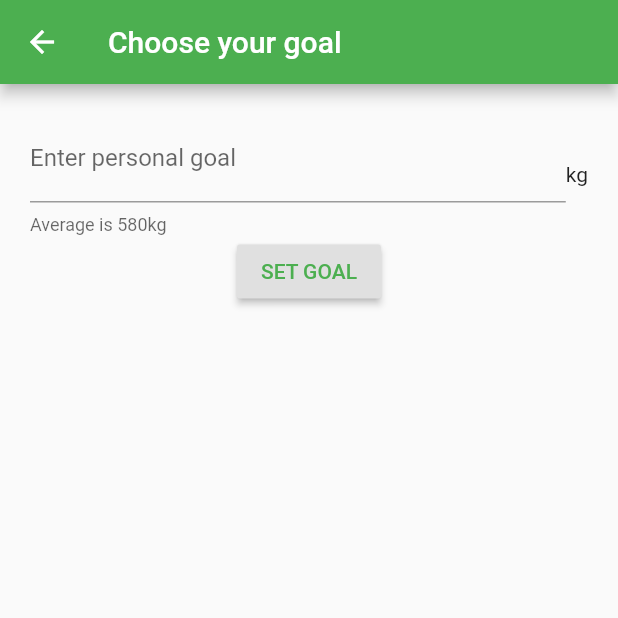
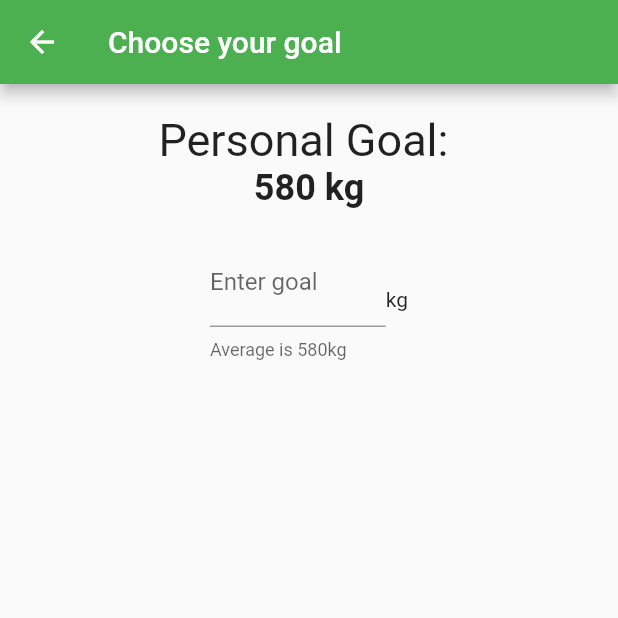
Before and after one commit to JacobAagaard/GoGreen, a Flutter app: the screen it shows after launch, after a tap on the "settings" icon, on a phone screen of 412 x 824 dp, the top half of it. Run offline on Flutter 3.47's test engine with Material 2 defaults, Android fonts, the phone set to English and light mode, and no system bars; our stand-ins replace charts_flutter, shared_preferences.

Commit message:
Add shared prefs, make gauge show values correctly

```diff
--- a/gogreen/lib/overview/emissionOverviewGauge.dart
+++ b/gogreen/lib/overview/emissionOverviewGauge.dart
@@ -3,63 +3,99 @@
 import 'package:charts_flutter/flutter.dart' as charts;
 import 'package:flutter/material.dart';
 import 'dart:math';
+import 'package:shared_preferences/shared_preferences.dart';
 
-import 'package:gogreen/emissionData/emissionDataService.dart';
-
-class EmissionOverviewGauge extends StatelessWidget {
+class EmissionOverviewGauge extends StatefulWidget {
+  EmissionOverviewGauge(this.seriesList, {this.animate, Key key})
+      : super(key: key);
   final List<charts.Series> seriesList;
   final bool animate;
 
-  EmissionOverviewGauge(this.seriesList, {this.animate});
-
   /// Creates a [PieChart] with sample data and no transition.
-  factory EmissionOverviewGauge.withSampleData() {
-    final personalGoal = new EmissionDataService().getPersonalGoal();
-    final monthlyEmission = 337.43;
+  factory EmissionOverviewGauge.withSampleData(
+      {double personalGoal, double monthlyEmission}) {
+    final _personalGoal = personalGoal ?? 580.0;
+    final _monthlyEmission = monthlyEmission ?? 0.0;
     return new EmissionOverviewGauge(
-      _createSampleData(personalGoal, monthlyEmission),
+      createSampleData(_personalGoal, _monthlyEmission),
       // Disable animations for image tests.
       animate: false,
     );
   }
 
-  @override
-  Widget build(BuildContext context) {
-    return new charts.PieChart(
-      seriesList,
-      animate: animate,
-      // Configure the width of the pie slices to 30px. The remaining space in
-      // the chart will be left as a hole in the center. Adjust the start
-      // angle and the arc length of the pie so it resembles a gauge.
-      defaultRenderer: new charts.ArcRendererConfig(
-        arcWidth: 30,
-        startAngle: 3 / 2 * pi,
-        arcRendererDecorators: [new charts.ArcLabelDecorator()],
-      ),
-    );
-  }
+  /// Create one series with sample hard coded data.
+  static List<charts.Series<GaugeSegment, String>> createSampleData(
+      personalGoal, monthlyEmission) {
+    var data = [
+      new GaugeSegment('Used', monthlyEmission),
+      new GaugeSegment('Rest', (personalGoal - monthlyEmission).abs()),
+    ];
 
-  /// Create one series with sample hard coded data.
-  static List<charts.Series<GaugeSegment, String>> _createSampleData(
-      personalGoal, monthlyEmission) {
-    final data = [
-      new GaugeSegment('Goal', personalGoal),
-      new GaugeSegment('Rest', personalGoal - monthlyEmission),
-    ];
+    bool extraUsage = monthlyEmission > personalGoal;
+    if (extraUsage) {
+      data = [new GaugeSegment('Overuse', monthlyEmission)];
+    }
 
     return [
       new charts.Series<GaugeSegment, String>(
         id: 'Segments',
         domainFn: (GaugeSegment segment, _) => segment.segment,
         measureFn: (GaugeSegment segment, _) => segment.size,
-        colorFn: (GaugeSegment segment, _) => segment.size >= 570.0
-            ? charts.MaterialPalette.green.shadeDefault
-            : charts.MaterialPalette.green.shadeDefault.lighter,
+        colorFn: (GaugeSegment segment, _) => extraUsage
+            ? charts.MaterialPalette.purple.shadeDefault
+            : segment.size == monthlyEmission
+                ? charts.MaterialPalette.green.shadeDefault
+                : charts.MaterialPalette.green.shadeDefault.lighter,
         labelAccessorFn: (GaugeSegment row, _) =>
-            '${row.segment}:\n${row.size}',
+            '${row.segment}:\n${row.size.toInt()} kg',
         data: data,
       ),
     ];
+  }
+
+  @override
+  EmissionOverviewGaugeState createState() =>
+      EmissionOverviewGaugeState(seriesList, createSampleData);
+}
+
+class EmissionOverviewGaugeState extends State<EmissionOverviewGauge> {
+  List<charts.Series> _seriesList;
+  var _createSampleData;
+  bool animate;
+  EmissionOverviewGaugeState(this._seriesList, this._createSampleData,
+      {this.animate});
+
+  Future<SharedPreferences> _prefs = SharedPreferences.getInstance();
+  Future<double> _personalGoal;
+
+  @override
+  void initState() {
+    super.initState();
+    _personalGoal = _prefs.then((SharedPreferences prefs) {
+      var storedPersonalGoal = (prefs.getDouble('personalGoal') ?? 0.0);
+      var storedMonthlyEmissions = (prefs.getDouble('monthlyEmissions') ?? 0.0);
+      _seriesList =
+          _createSampleData(storedPersonalGoal, storedMonthlyEmissions);
+      return storedPersonalGoal;
+    });
+  }
+
+  @override
+  Widget build(BuildContext context) {
+    return Container(
+      child: new charts.PieChart(
+        _seriesList,
+        animate: animate,
+        // Configure the width of the pie slices to 30px. The remaining space in
+        // the chart will be left as a hole in the center. Adjust the start
+        // angle and the arc length of the pie so it resembles a gauge.
+        defaultRenderer: new charts.ArcRendererConfig(
+          arcWidth: 30,
+          startAngle: 3 / 2 * pi,
+          arcRendererDecorators: [new charts.ArcLabelDecorator()],
+        ),
+      ),
+    );
   }
 }
 
--- a/gogreen/lib/overview/overviewWidget.dart
+++ b/gogreen/lib/overview/overviewWidget.dart
@@ -7,8 +7,40 @@ import 'package:gogreen/addReceipt/addReceiptWidget.dart';
 import 'package:gogreen/overview/emissionOverviewGauge.dart';
 import 'package:gogreen/settings/settingsWidget.dart';
 import 'package:intl/intl.dart';
+import 'package:shared_preferences/shared_preferences.dart';
 
-class OverviewWidget extends StatelessWidget {
+class OverviewWidget extends StatefulWidget {
+  @override
+  OverviewWidgetState createState() => OverviewWidgetState();
+}
+
+class OverviewWidgetState extends State<OverviewWidget> {
+  Future<SharedPreferences> _prefs = SharedPreferences.getInstance();
+  Future<double> _personalGoal;
+  Future<double> _monthlyEmission;
+
+  @override
+  void initState() {
+    super.initState();
+    _personalGoal = _prefs.then((SharedPreferences prefs) {
+      prefs.setDouble("personalGoal", 580.0).then((bool success) {
+        print(success);
+      });
+      double storedPersonalGoal = (prefs.getDouble('personalGoal') ?? 580.0);
+      return storedPersonalGoal;
+    });
+    _monthlyEmission = _prefs.then((SharedPreferences prefs) {
+      prefs.setDouble("monthlyEmission", 123.0).then((bool success) {
+        print(success);
+      });
+
+      double storedMonthlyEmission =
+          (prefs.getDouble('monthlyEmission') ?? 0.0);
+      print("emission $storedMonthlyEmission");
+      return storedMonthlyEmission;
+    });
+  }
+
   @override
   Widget build(BuildContext context) {
     MediaQueryData queryData;
@@ -23,21 +55,29 @@ class OverviewWidget extends StatelessWidget {
 
     return Scaffold(
       appBar: AppBar(
+        title: Text('Carbon Emission'),
         actions: <Widget>[
           IconButton(
             icon: Icon(Icons.settings),
             onPressed: () {
               // Go to Settings screen
               Navigator.push(
-                context,
-                MaterialPageRoute(
-                  builder: (context) => SettingsWidget(),
-                ),
-              );
+                  context,
+                  MaterialPageRoute(
+                    builder: (context) => SettingsWidget(),
+                  )).then((value) {
+                print("overview page got value: $value");
+                setState(() {
+                  _personalGoal = _prefs.then((SharedPreferences prefs) {
+                    double storedPersonalGoal =
+                        (prefs.getDouble('personalGoal') ?? 0.0);
+                    return storedPersonalGoal;
+                  });
+                });
+              });
             },
           )
         ],
-        title: Text('Carbon Emission'),
       ),
       body: Container(
         padding: EdgeInsets.all(padding),
@@ -59,7 +99,30 @@ class OverviewWidget extends StatelessWidget {
                 Container(
                   width: maxWidth,
                   height: maxHeight,
-                  child: EmissionOverviewGauge.withSampleData(),
+                  child: new FutureBuilder(
+                    future: Future.wait([_personalGoal, _monthlyEmission]).then(
+                      (response) =>
+                          new Merged(goal: response[0], emission: response[1]),
+                    ),
+                    builder:
+                        (BuildContext context, AsyncSnapshot<Merged> snapshot) {
+                      switch (snapshot.connectionState) {
+                        case ConnectionState.waiting:
+                          return const CircularProgressIndicator();
+                        default:
+                          if (snapshot.hasError) {
+                            return Text('Error: ${snapshot.error}');
+                          } else {
+                            return Center(
+                              child: EmissionOverviewGauge.withSampleData(
+                                personalGoal: snapshot.data.goal,
+                                monthlyEmission: snapshot.data.emission,
+                              ),
+                            );
+                          }
+                      }
+                    },
+                  ),
                 ),
               ],
             ),
@@ -94,3 +157,11 @@ class OverviewWidget extends StatelessWidget {
     );
   }
 }
+
+// Wrapper to extract both values in FutureBuilder
+class Merged {
+  final double goal;
+  final double emission;
+
+  Merged({this.goal, this.emission});
+}
--- a/gogreen/lib/settings/settingsWidget.dart
+++ b/gogreen/lib/settings/settingsWidget.dart
@@ -1,85 +1,116 @@
+// Copyright 2017 The Chromium Authors. All rights reserved.
+// Use of this source code is governed by a BSD-style license that can be
+// found in the LICENSE file.
+
+// ignore_for_file: public_member_api_docs
+
+import 'dart:async';
+
 import 'package:flutter/material.dart';
-import 'package:gogreen/emissionData/emissionDataService.dart';
+import 'package:shared_preferences/shared_preferences.dart';
 
 class SettingsWidget extends StatefulWidget {
-  const SettingsWidget({Key key}) : super(key: key);
+  SettingsWidget({Key key}) : super(key: key);
 
   @override
-  State<StatefulWidget> createState() => _SettingsWidgetState();
+  SettingWidgetState createState() => SettingWidgetState();
 }
 
-class _SettingsWidgetState extends State<SettingsWidget> {
-  static final edService = new EmissionDataService();
-  double _personalGoal = edService.getPersonalGoal();
+class SettingWidgetState extends State<SettingsWidget> {
+  Future<SharedPreferences> _prefs = SharedPreferences.getInstance();
+  Future<double> _personalGoal;
+  static String _personalGoalInput;
+  var _textController = TextEditingController(text: _personalGoalInput);
 
-  void setGoal(double value) {
+  Future<void> _setGoal() async {
+    final SharedPreferences prefs = await _prefs;
+    final personalGoal = double.parse(_personalGoalInput);
+
     setState(() {
-      _personalGoal = value;
+      _personalGoal =
+          prefs.setDouble("personalGoal", personalGoal).then((bool success) {
+        return personalGoal;
+      });
+    });
+  }
+
+  @override
+  void initState() {
+    super.initState();
+    _personalGoal = _prefs.then((SharedPreferences prefs) {
+      return (prefs.getDouble('personalGoal') ?? 0.0);
     });
   }
 
   @override
   Widget build(BuildContext context) {
-    TextEditingController _c;
-    String helperText = "Average is 580kg";
-    double amount = 0;
-
     return Scaffold(
       appBar: AppBar(
         title: Text("Choose your goal"),
       ),
-      body: Container(
+      body: Center(
+        child: Container(
           padding: EdgeInsets.all(20),
           child: Column(
             children: <Widget>[
-            Row(
+              FutureBuilder<double>(
+                future: _personalGoal,
+                builder:
+                    (BuildContext context, AsyncSnapshot<double> snapshot) {
+                  switch (snapshot.connectionState) {
+                    case ConnectionState.waiting:
+                      return const CircularProgressIndicator();
+                    default:
+                      if (snapshot.hasError) {
+                        return Text('Error: ${snapshot.error}');
+                      } else {
+                        return Column(
                           children: <Widget>[
-                new Expanded(
+                            Text(
+                              "Personal Goal: ",
+                              style: TextStyle(fontSize: 30),
+                            ),
+                            Text(
+                              "${(snapshot.data.toInt()).toString()} kg",
+                              style: TextStyle(
+                                  fontWeight: FontWeight.bold, fontSize: 24),
+                            ),
+                          ],
+                        );
+                      }
+                  }
+                },
+              ),
+              Container(
+                padding: EdgeInsets.only(top: 20, left: 120, right: 120),
+                child: Row(
+                  children: <Widget>[
+                    Expanded(
                       child: TextField(
-                    // autofocus: true,
-                    controller: _c,
+                        controller: _textController,
                         decoration: InputDecoration(
-                      labelText: "Enter personal goal",
-                      helperText: helperText,
+                          labelText: "Enter goal",
+                          helperText: "Average is 580kg",
                         ),
                         keyboardType: TextInputType.number,
                         onChanged: (value) {
-                      amount = double.parse(value);
+                          print('new value: $value');
                           setState(() {
-                        _personalGoal = amount;
+                            _personalGoalInput = (value);
                           });
+                        },
+                        onSubmitted: (value) {
+                          _setGoal();
+                          Navigator.pop(context, value);
                         },
                       ),
                     ),
                     Text("kg"),
                   ],
                 ),
-            Row(
-              mainAxisAlignment: MainAxisAlignment.center,
-              children: <Widget>[
-                Builder(
-                  builder: (rowContext) => Center(
-                    child: RaisedButton(
-                      onPressed: () {
-                        print("amount is $_personalGoal");
-                        if (_personalGoal > 0.0) {
-                          edService.setPersonalGoal(_personalGoal);
-                          Navigator.of(context).pop(_personalGoal);
-                        } else {
-                          Scaffold.of(rowContext).showSnackBar(
-                              SnackBar(content: Text("Amount invalid")));
-                        }
-                      },
-                      child: Text(
-                        "SET GOAL",
-                        style: TextStyle(color: Colors.green),
               ),
+            ],
           ),
-                  ),
-                )
-              ],
-            )
-          ],
         ),
       ),
     );
--- a/gogreen/pubspec.yaml
+++ b/gogreen/pubspec.yaml
@@ -25,6 +25,8 @@ dependencies:
   cupertino_icons: ^0.1.2
   charts_flutter: ^0.9.0
   intl: ^0.16.1
+
+  shared_preferences: ^0.5.6+3
 
 dev_dependencies:
   flutter_test:
```
Also changed, not shown: gogreen/lib/addReceipt/addReceiptWidget.dart (+21 -53 lines), gogreen/lib/overview/emissionOverviewDonut.dart (deleted, +0 -76 lines), gogreen/lib/receipt/Receipt.dart (added, +9 -0 lines), gogreen/pubspec.lock. Lines whose indentation alone changed are shown as unchanged.
